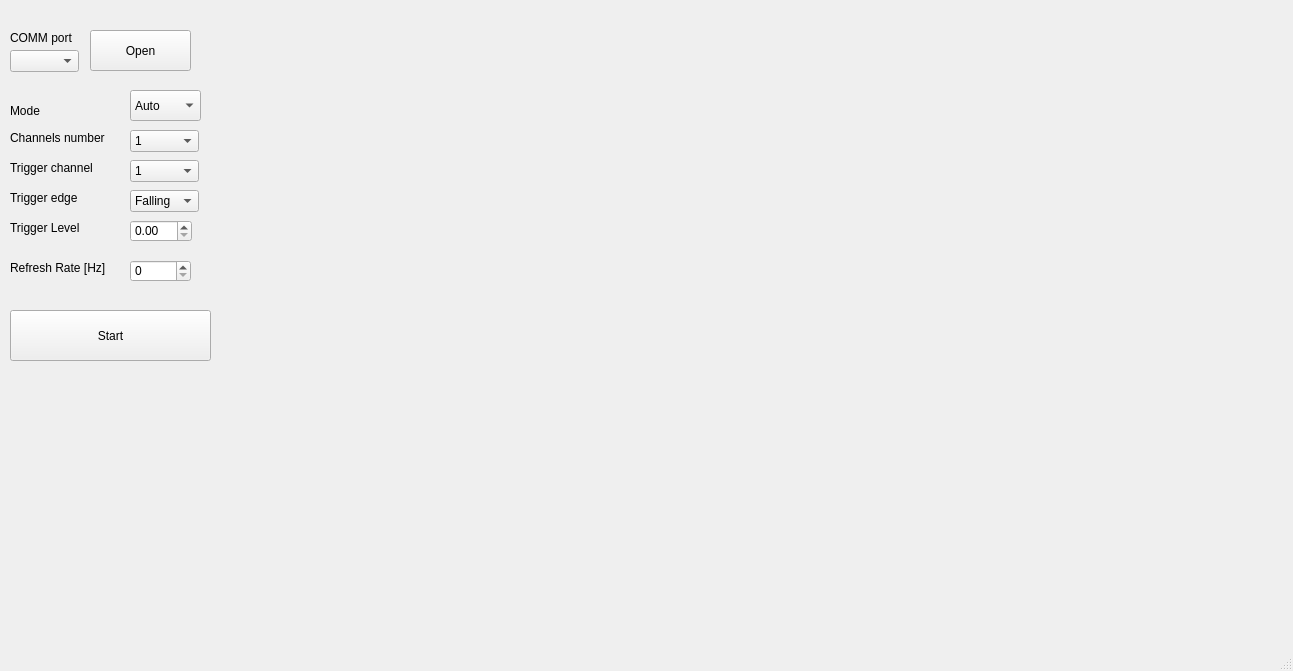
Above: Oscilloscope_App/MainWindow.ui from wierzba100/raspberry-pi-pico-oscilloscope before the change. Below: the same form after it.
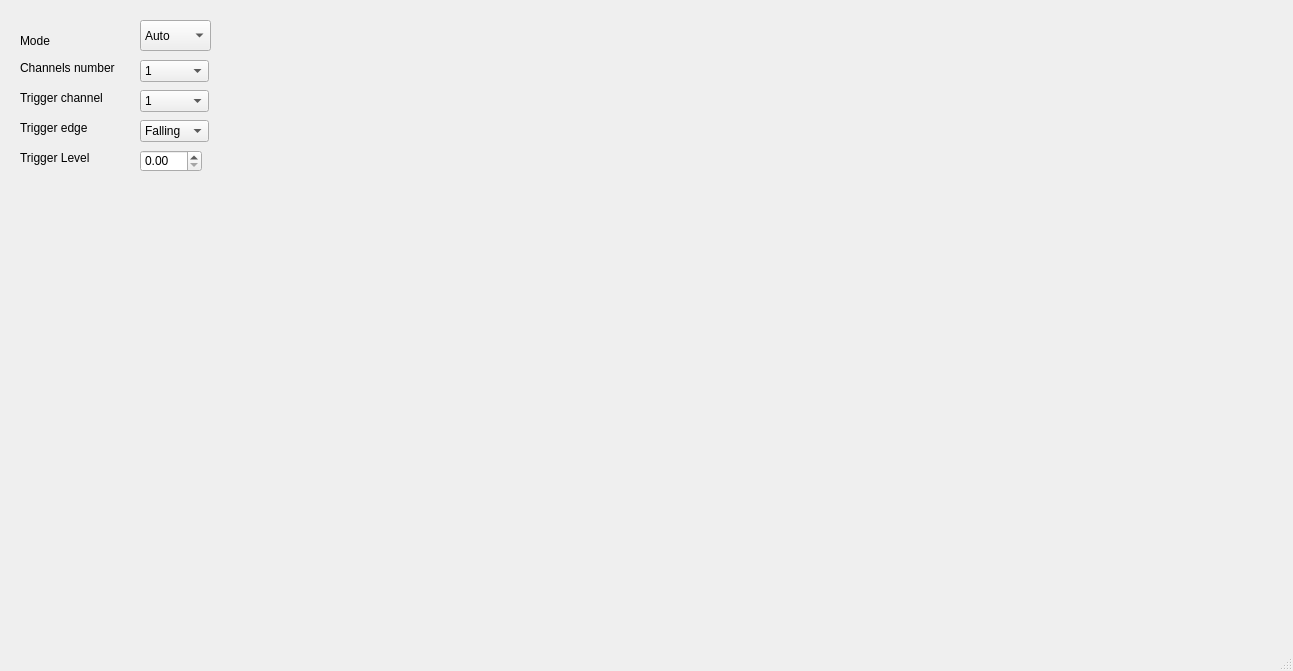
That is the form after the change.

Commit message: Dialog window added refresh rate changed

Patch:
```diff
--- a/Oscilloscope_App/MainWindow.ui
+++ b/Oscilloscope_App/MainWindow.ui
@@ -14,47 +14,11 @@
    <string>MainWindow</string>
   </property>
   <widget class="QWidget" name="centralwidget">
-   <widget class="QComboBox" name="cmbPorts">
-    <property name="geometry">
-     <rect>
-      <x>10</x>
-      <y>50</y>
-      <width>69</width>
-      <height>22</height>
-     </rect>
-    </property>
-   </widget>
-   <widget class="QPushButton" name="btnOpenPort">
-    <property name="geometry">
-     <rect>
-      <x>90</x>
-      <y>30</y>
-      <width>101</width>
-      <height>41</height>
-     </rect>
-    </property>
-    <property name="text">
-     <string>Open</string>
-    </property>
-   </widget>
-   <widget class="QPushButton" name="sendBtn">
-    <property name="geometry">
-     <rect>
-      <x>10</x>
-      <y>310</y>
-      <width>201</width>
-      <height>51</height>
-     </rect>
-    </property>
-    <property name="text">
-     <string>Start</string>
-    </property>
-   </widget>
    <widget class="QComboBox" name="modeCmbBox">
     <property name="geometry">
      <rect>
-      <x>130</x>
-      <y>90</y>
+      <x>140</x>
+      <y>20</y>
       <width>71</width>
       <height>31</height>
      </rect>
@@ -82,8 +46,8 @@
    <widget class="QLabel" name="label">
     <property name="geometry">
      <rect>
-      <x>10</x>
-      <y>100</y>
+      <x>20</x>
+      <y>30</y>
       <width>61</width>
       <height>21</height>
      </rect>
@@ -95,8 +59,8 @@
    <widget class="QLabel" name="label_2">
     <property name="geometry">
      <rect>
-      <x>10</x>
-      <y>130</y>
+      <x>20</x>
+      <y>60</y>
       <width>101</width>
       <height>16</height>
      </rect>
@@ -108,8 +72,8 @@
    <widget class="QComboBox" name="channels_nrCmbBox">
     <property name="geometry">
      <rect>
-      <x>130</x>
-      <y>130</y>
+      <x>140</x>
+      <y>60</y>
       <width>69</width>
       <height>22</height>
      </rect>
@@ -128,8 +92,8 @@
    <widget class="QLabel" name="label_3">
     <property name="geometry">
      <rect>
-      <x>10</x>
-      <y>160</y>
+      <x>20</x>
+      <y>90</y>
       <width>91</width>
       <height>16</height>
      </rect>
@@ -141,8 +105,8 @@
    <widget class="QComboBox" name="trigger_channelCmbBox">
     <property name="geometry">
      <rect>
-      <x>130</x>
-      <y>160</y>
+      <x>140</x>
+      <y>90</y>
       <width>69</width>
       <height>22</height>
      </rect>
@@ -161,8 +125,8 @@
    <widget class="QLabel" name="label_4">
     <property name="geometry">
      <rect>
-      <x>10</x>
-      <y>190</y>
+      <x>20</x>
+      <y>120</y>
       <width>91</width>
       <height>16</height>
      </rect>
@@ -174,8 +138,8 @@
    <widget class="QComboBox" name="trigger_edgeCmbBox">
     <property name="geometry">
      <rect>
-      <x>130</x>
-      <y>190</y>
+      <x>140</x>
+      <y>120</y>
       <width>69</width>
       <height>22</height>
      </rect>
@@ -194,8 +158,8 @@
    <widget class="QDoubleSpinBox" name="trigger_levelDoubleSpinBox">
     <property name="geometry">
      <rect>
-      <x>130</x>
-      <y>220</y>
+      <x>140</x>
+      <y>150</y>
       <width>62</width>
       <height>22</height>
      </rect>
@@ -210,8 +174,8 @@
    <widget class="QLabel" name="label_5">
     <property name="geometry">
      <rect>
-      <x>10</x>
-      <y>220</y>
+      <x>20</x>
+      <y>150</y>
       <width>91</width>
       <height>16</height>
      </rect>
@@ -220,19 +184,6 @@
      <string>Trigger Level</string>
     </property>
    </widget>
-   <widget class="QLabel" name="label_6">
-    <property name="geometry">
-     <rect>
-      <x>10</x>
-      <y>30</y>
-      <width>71</width>
-      <height>16</height>
-     </rect>
-    </property>
-    <property name="text">
-     <string>COMM port</string>
-    </property>
-   </widget>
    <widget class="QFrame" name="horizontalFrame">
     <property name="geometry">
      <rect>
@@ -244,32 +195,6 @@
     </property>
     <layout class="QHBoxLayout" name="horizontalLayout"/>
    </widget>
-   <widget class="QSpinBox" name="spinBoxfrequency">
-    <property name="geometry">
-     <rect>
-      <x>130</x>
-      <y>260</y>
-      <width>61</width>
-      <height>22</height>
-     </rect>
-    </property>
-    <property name="maximum">
-     <number>1000</number>
-    </property>
-   </widget>
-   <widget class="QLabel" name="label_7">
-    <property name="geometry">
-     <rect>
-      <x>10</x>
-      <y>260</y>
-      <width>101</width>
-      <height>16</height>
-     </rect>
-    </property>
-    <property name="text">
-     <string>Refresh Rate [Hz]</string>
-    </property>
-   </widget>
   </widget>
   <widget class="QMenuBar" name="menubar">
    <property name="geometry">
```
Left out of the diff: 2 changed lines with no effect on the pictures. The commit also changes 11 other files.
